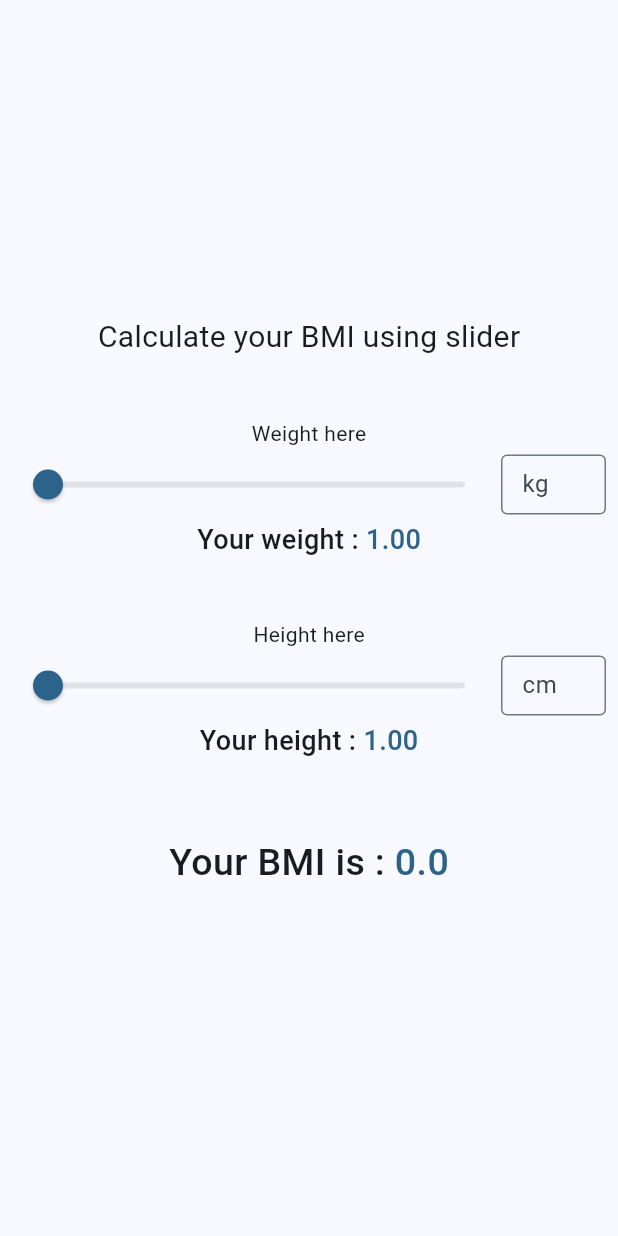
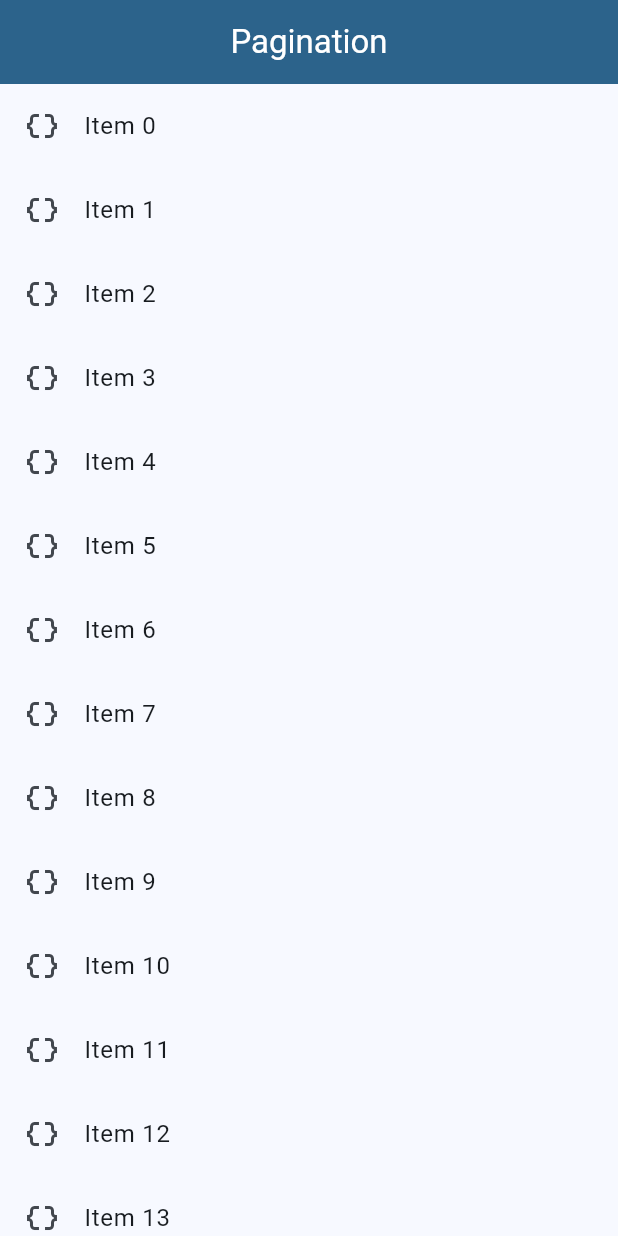
Before and after one commit to priya31-prog/flutter_practice, a Flutter app: the screen it shows after launch, on a phone screen of 412 x 824 dp. Run offline on Flutter 3.47's test engine with Material 3 defaults, Android fonts, the phone set to English and light mode, and no system bars; our stand-ins replace flutter_riverpod.

Commit message:
pagination without scroll view

```diff
--- a/isolates_mixins/lib/main.dart
+++ b/isolates_mixins/lib/main.dart
@@ -1,6 +1,8 @@
 import 'package:flutter/material.dart';
 import 'package:flutter_riverpod/flutter_riverpod.dart';
 import 'package:isolates_mixins/common_files/route_navigation.dart';
+import 'package:isolates_mixins/mixins/hero%20widget/hero_wiget_screen.dart';
+import 'package:isolates_mixins/mixins/hero%20widget/pagination.dart';
 import 'package:isolates_mixins/mixins/hero%20widget/sliders.dart';
 
 void main() {
@@ -23,7 +25,7 @@ class MyApp extends StatelessWidget {
       debugShowCheckedModeBanner: false,
       initialRoute: RouteNavigation.homepage,
       // onGenerateRoute: RouteNavigation.generateRoute,
-      home: SlidersClass(),
+      home: Pagination(),
     );
   }
 }
--- /dev/null
+++ b/isolates_mixins/lib/mixins/hero widget/pagination.dart
@@ -0,0 +1,89 @@
+import 'package:flutter/material.dart';
+
+class Pagination extends StatefulWidget {
+  const Pagination({super.key});
+
+  @override
+  State<Pagination> createState() => _PaginationState();
+}
+
+class _PaginationState extends State<Pagination> {
+  final ScrollController _controller = ScrollController();
+  List<String> itemList = [];
+  int page = 1;
+  bool isLoading = false;
+  final int itemsPerPage = 25;
+
+  @override
+  void initState() {
+    super.initState();
+    _fetchData();
+
+    _controller.addListener(() {
+      if (_controller.position.pixels >=
+              _controller.position.maxScrollExtent - 100 &&
+          !isLoading) {
+        _fetchData();
+      }
+    });
+  }
+
+  void _fetchData() async {
+    setState(() {
+      isLoading = true;
+    });
+    await Future.delayed(Duration(seconds: 3));
+    List<String> newData = List.generate(
+      itemsPerPage,
+      (index) => '${index + page * itemsPerPage}',
+    );
+
+    setState(() {
+      page++;
+      itemList.addAll(newData);
+      isLoading = false;
+    });
+  }
+
+  @override
+  void dispose() {
+    _controller.dispose();
+    super.dispose();
+  }
+
+  @override
+  Widget build(BuildContext context) {
+    return Scaffold(
+      appBar: AppBar(
+        title: Text('Pagination', style: TextStyle(color: Colors.white)),
+        centerTitle: true,
+        backgroundColor: Theme.of(context).colorScheme.primary,
+      ),
+      body: _buildList(context),
+    );
+  }
+
+  Widget _buildList(BuildContext context) {
+    return ListView.builder(
+      controller: _controller,
+      itemCount: itemList.length,
+      itemBuilder: (context, index) {
+        if (index < itemList.length) {
+          return ListTile(
+            leading: Icon(Icons.data_object_outlined),
+            title: Text('Item $index'),
+          );
+        } else {
+          return isLoading == true
+              ? Padding(
+                padding: const EdgeInsets.all(8.0),
+                child: Center(
+                  child: CircularProgressIndicator(color: Colors.purple),
+                ),
+              )
+              : SizedBox.shrink();
+        }
+      },
+    );
+  }
+}
```
